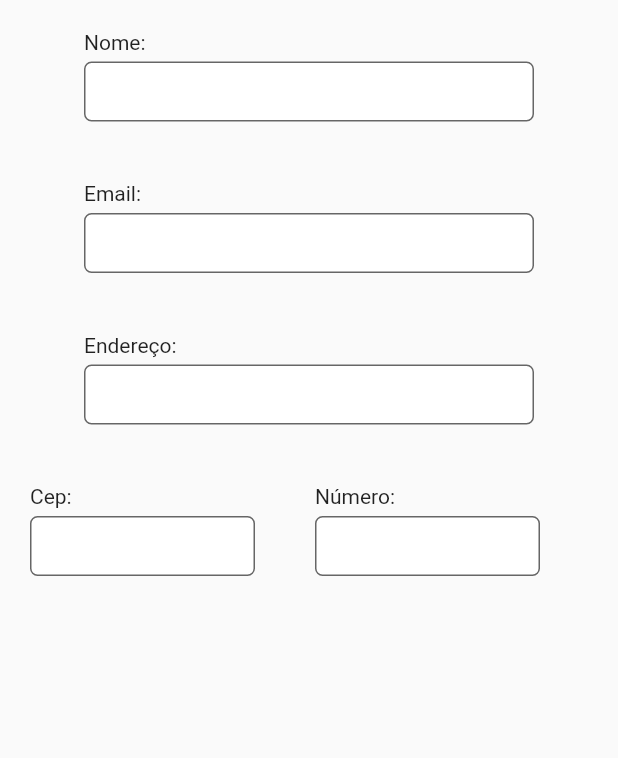
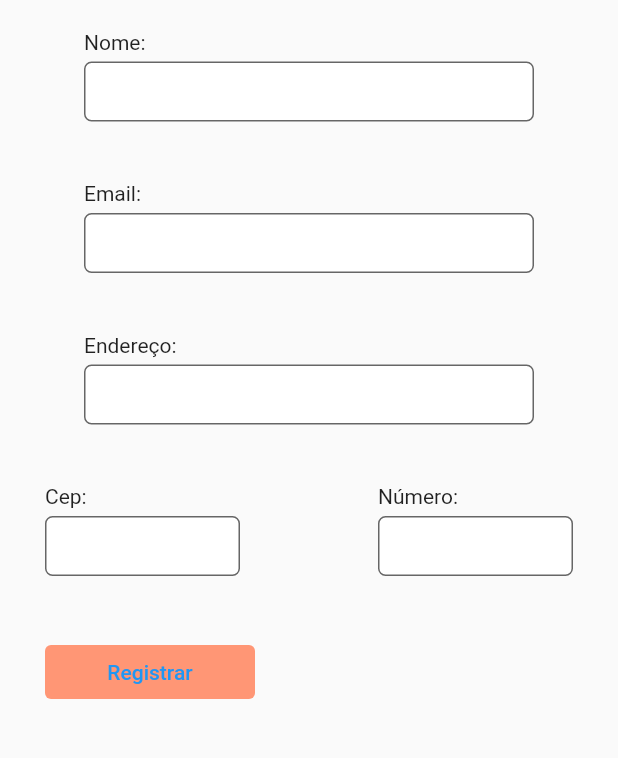
Before and after one commit to FelipeMaced0/simple_market, a Flutter app: the Registration screen opened by its route, on a phone screen of 412 x 824 dp, the part 105-863 px from its top. Run offline on Flutter 3.47's test engine with Material 2 defaults, Android fonts, the phone set to English and light mode, and no system bars; our stand-ins replace flutter_svg.

Commit message:
Registration screen added

```diff
--- a/lib/main.dart
+++ b/lib/main.dart
@@ -13,7 +13,7 @@ class MyApp extends StatelessWidget {
   @override
   Widget build(BuildContext context) {
     return MaterialApp(
-      initialRoute: "/Home",
+      initialRoute: "/Registration",
       routes: {
         "/": (context) => const Login(),
         "/Home": (context) => const Home(),
--- a/lib/screens/registration.dart
+++ b/lib/screens/registration.dart
@@ -1,3 +1,5 @@
+// ignore_for_file: prefer_const_constructors
+
 import 'package:flutter/material.dart';
 import 'package:simple_market/widgets/logo.dart';
 import 'package:simple_market/widgets/input.dart';
@@ -14,7 +16,12 @@ class _RegistrationState extends State<Registration> {
   Widget build(BuildContext context) {
     return Scaffold(
       body: SafeArea(
+        child: ListView(
+          children: [
+            Container(
+              margin: const EdgeInsets.symmetric(horizontal: 10),
               child: Column(
+                //crossAxisAlignment: CrossAxisAlignment.center,
                 children: [
                   Logo(
                     assetName: "images/logo.svg",
@@ -30,16 +37,35 @@ class _RegistrationState extends State<Registration> {
                     label: "Endereço:",
                   ),
                   Row(
+                    mainAxisAlignment: MainAxisAlignment.spaceBetween,
                     children: const [
                       InputField(
                         label: "Cep:",
-                  width: 150,
+                        width: 130,
                       ),
                       InputField(
                         label: "Número:",
-                  width: 150,
+                        width: 130,
                       ),
                     ],
+                  ),
+                  Row(
+                    children: [
+                      Container(
+                        margin: EdgeInsets.only(left: 20, top: 20),
+                        child: TextButton(
+                          onPressed: () => {},
+                          child: Text("Registrar"),
+                          style: TextButton.styleFrom(
+                            backgroundColor: Color(0xFFFF9675),
+                            fixedSize: Size(140, 30),
+                          ),
+                        ),
+                      ),
+                    ],
+                  ),
+                ],
+              ),
             ),
           ],
         ),
```
Lines whose indentation alone changed are shown as unchanged.
